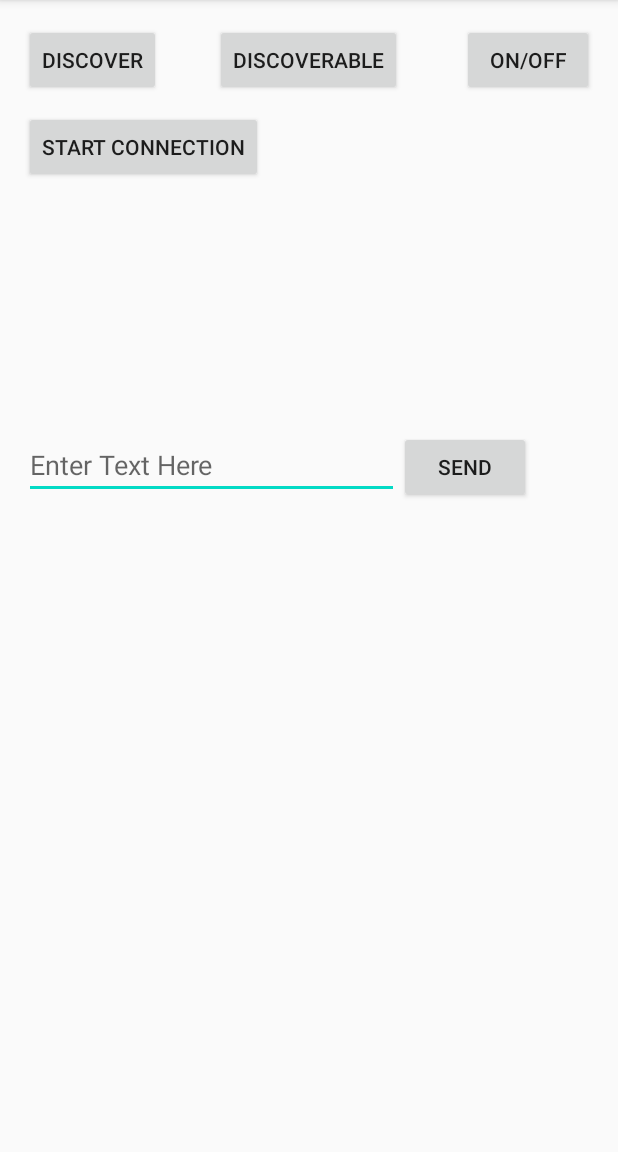
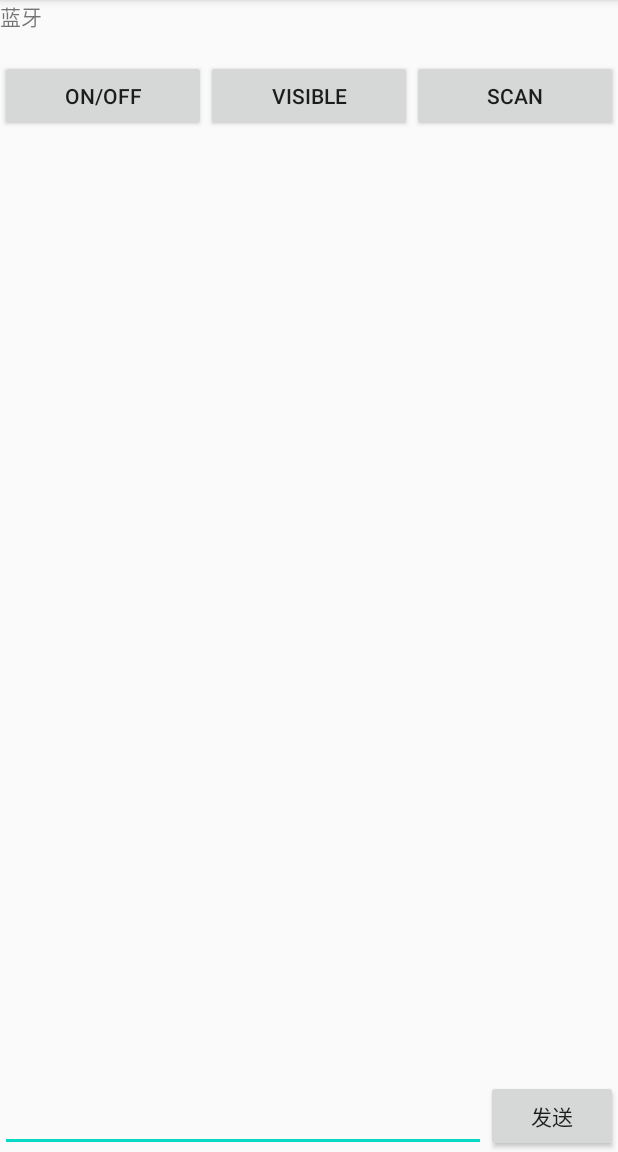
Before and after one commit to cephaswang/Bluetooth325, an Android app: the screen it shows after launch (p04main_activity before the commit, c00main_activity after it), on a phone screen of 412 x 824 dp, the part 84-1236 px from its top. Run offline under Robolectric (Android 15) with nearby library versions, the phone set to English and light mode, and no system bars.

Commit message:
update
update

```diff
--- a/app/src/main/AndroidManifest.xml
+++ b/app/src/main/AndroidManifest.xml
@@ -24,7 +24,7 @@
         android:supportsRtl="true"
         android:theme="@style/AppTheme">
 
-        <activity android:name=".p04main_activity">
+        <activity android:name=".c00main_activity">
             <intent-filter>
                 <action android:name="android.intent.action.MAIN" />
                 <category android:name="android.intent.category.LAUNCHER" />
--- a/app/src/main/java/com/example/bluetooth325/bluetooth/BluetoothChatService.java
+++ b/app/src/main/java/com/example/bluetooth325/bluetooth/BluetoothChatService.java
@@ -65,8 +65,8 @@ public class BluetoothChatService {
     private AcceptThread mInsecureAcceptThread;
     private ConnectThread mConnectThread;
     private ConnectedThread mConnectedThread;
-    private int mState;
-    private int mNewState;
+    private int mState;    // 目前狀態
+    private int mNewState; // 變更後的狀態
 
     // Constants that indicate the current connection state
     public static final int STATE_NONE = 0;       // we're doing nothing
--- /dev/null
+++ b/app/src/main/java/com/example/bluetooth325/c00main_activity.java
@@ -0,0 +1,554 @@
+package com.example.bluetooth325;
+
+
+/*
+
+Android Bluetooth 蓝牙基本操作
+https://www.jianshu.com/p/cbf11be82f3a
+
+Android6.0源码分析之蓝牙显示接收到的文件
+https://cloud.tencent.com/developer/article/1028790
+
+*/
+
+
+
+import android.Manifest;
+import android.bluetooth.BluetoothAdapter;
+import android.bluetooth.BluetoothDevice;
+import android.content.BroadcastReceiver;
+import android.content.Context;
+import android.content.Intent;
+import android.content.IntentFilter;
+import android.graphics.Color;
+import android.os.Build;
+import android.os.Bundle;
+import android.os.Handler;
+import android.os.Message;
+import android.util.Log;
+import android.view.KeyEvent;
+import android.view.View;
+import android.view.inputmethod.EditorInfo;
+import android.widget.AdapterView;
+import android.widget.Button;
+import android.widget.EditText;
+import android.widget.ListView;
+import android.widget.TextView;
+import android.widget.Toast;
+
+import androidx.annotation.RequiresApi;
+import androidx.appcompat.app.AppCompatActivity;
+
+import com.example.bluetooth325.bluetooth.BluetoothChatService;
+
+import java.text.SimpleDateFormat;
+import java.util.ArrayList;
+import java.util.Date;
+
+public class c00main_activity  extends AppCompatActivity implements AdapterView.OnItemClickListener {
+
+    // 调试信息
+    private static final String TAG = "c00main_activity";
+    private static final boolean bDebug = true;
+
+    // 本地蓝牙设备适配器
+    private BluetoothAdapter mBluetoothAdapter = null;
+
+    private Button button_on;
+    private Button button_visible;
+    private Button button_action_found;
+
+    // Layout 视图
+    private TextView mTitle;
+    private ListView mConversationView;
+    private EditText mOutEditText;
+    private Button mSendButton;
+
+
+    public ArrayList<BluetoothDevice> mBTDevices = new ArrayList<>();
+
+    public DeviceListAdapter mDeviceListAdapter;
+    private  BluetoothDevice mBTDevice = null;
+
+    ListView lvNewDevices;
+
+    // 从对方发来的消息类型.
+    public static final int MESSAGE_STATE_CHANGE = 1;
+    public static final int MESSAGE_READ = 2;
+    public static final int MESSAGE_WRITE = 3;
+    public static final int MESSAGE_DEVICE_NAME = 4;
+    public static final int MESSAGE_TOAST = 5;
+
+    // 从 BluetoothChatService接收到的设备名称
+    public static final String DEVICE_NAME = "device_name";
+    public static final String TOAST = "TOAST";
+
+
+    // Intent请求码
+    private static final int REQUEST_CONNECT_DEVICE = 1;
+    private static final int REQUEST_ENABLE_BT = 2;
+    private static final int PICK_PICTURE = 3;
+    // 选择图片的CODE
+
+    // 已连接的设备名称
+    private String mConnectedDeviceName = null;
+
+    // BluetoothChatService的对象
+    private BluetoothChatService mChatService = null;
+
+    // 输出信息的StringBuffer
+    private StringBuffer mOutStringBuffer;
+
+    @Override
+    protected void onCreate(Bundle savedInstanceState) {
+        super.onCreate(savedInstanceState);
+        setContentView(R.layout.activity_p00main);
+
+        button_on           = findViewById(R.id.button_on);
+        button_visible      = findViewById(R.id.button_visible);
+        button_action_found = findViewById(R.id.button_action_found);
+
+        // 设置自定义的标题栏
+        mTitle = (TextView) findViewById(R.id.title_left_text);
+        mTitle.setText("蓝牙");
+
+        // 获取默认的蓝牙适配器
+        mBluetoothAdapter = BluetoothAdapter.getDefaultAdapter();
+        // 如果适配器为Null，则提示不可用
+        if (mBluetoothAdapter == null) {
+            Toast.makeText(this, "蓝牙不可用.", Toast.LENGTH_LONG).show();
+            finish();
+            return;
+        }
+
+        lvNewDevices = (ListView) findViewById(R.id.lvNewDevices);
+        lvNewDevices.setOnItemClickListener(this);
+        mBTDevices = new ArrayList<>();
+
+        IntentFilter filter1 = new IntentFilter(BluetoothAdapter.ACTION_STATE_CHANGED);
+        registerReceiver(B01_statusReceiver, filter1);
+
+        IntentFilter filter2 = new IntentFilter(BluetoothAdapter.ACTION_SCAN_MODE_CHANGED);
+        registerReceiver(B02_scan_mode, filter2);
+
+        IntentFilter filter3 = new IntentFilter(BluetoothDevice.ACTION_FOUND);
+        registerReceiver(B03_action_scan, filter3);
+
+    }
+
+
+    /**
+     *
+     * @Method: sendMessage
+     * @Description: 通过蓝牙发送 文字消息
+     * @param message
+     * @return void  返回类型
+     * @throws
+     */
+    private void sendMessage(String message) {
+
+        // 判断蓝牙状态,没有连接则退出
+        if (mChatService.getState() != BluetoothChatService.STATE_CONNECTED) {
+            Toast.makeText(this, R.string.not_connected, Toast.LENGTH_SHORT).show();
+            return;
+        }
+
+        // 判断消息的长度
+        if (message.length() > 0) {
+
+            byte[] byteData = message.getBytes();	// 转换成字节流
+            mChatService.write( byteData );			// 发送消息
+
+            // 重置StringBuffer对象
+           // mOutStringBuffer.setLength(0);
+            mOutEditText.setText("");
+
+            addConversationMsg("我说: ", message, 1);// 添加到聊天列表
+        }
+
+        // 初始化输出信息的StringBuffer为空
+        // mOutStringBuffer = new StringBuffer("");
+    }
+
+    /**
+     *  功能： 将消息添加到气泡列表
+     *
+     */
+    private void addConversationMsg(String name, String content , int layoutId)
+    {
+        // 在这里获取系统时间
+        SimpleDateFormat formatter = new SimpleDateFormat("HH:mm:ss");
+        Date curDate = new Date(System.currentTimeMillis());		//获取当前时间
+        String date = formatter.format(curDate);
+        Log.d(TAG, "时间 : " + date);
+
+        Log.d(TAG, "content : " + content);
+
+        // 我自己发出去的消息
+        if ( layoutId == 1)
+        {
+            // 添加对话
+           // mMsgEntity = new DetailEntity(name, date,content, R.layout.list_say_me_item);
+
+        }
+        else
+        {
+           // mMsgEntity = new DetailEntity(name, date, content, R.layout.list_say_he_item);
+        }
+
+        //conversationList.add( mMsgEntity );
+       // mConversationView.setAdapter(new DetailAdapter(BluetoothChat.this, conversationList));
+
+    }
+
+
+    /**
+     * 功能： activity Onstart
+     *
+     */
+    @Override
+    public void onStart() {
+        super.onStart();
+        if(bDebug) Log.e(TAG, "++ ON START ++");
+
+        // 如果蓝牙没有启动,则设置蓝牙
+        if (!mBluetoothAdapter.isEnabled()) {
+            Intent enableIntent = new Intent(BluetoothAdapter.ACTION_REQUEST_ENABLE);
+            startActivityForResult(enableIntent, REQUEST_ENABLE_BT);
+
+        } else {
+            if (mChatService == null)
+                setupChat();
+        }
+    }
+
+    /**
+     * 功能： 初始化蓝牙设备
+     *
+     */
+    private void setupChat() {
+        Log.d(TAG, "setupChat()");
+
+        // 初始化消息编辑器,并且设置监听器
+        mOutEditText = (EditText) findViewById(R.id.edit_text_out);
+        mOutEditText.setOnEditorActionListener(mWriteListener);
+
+        // 初始化发送按钮
+        mSendButton = (Button) findViewById(R.id.button_send);
+        mSendButton.setOnClickListener(new View.OnClickListener() {
+            @Override
+            public void onClick(View v) {
+                // 发送消息给对方
+                TextView view = (TextView) findViewById(R.id.edit_text_out);
+                String message = view.getText().toString();
+                sendMessage(message);
+            }
+        });
+
+        // 初始化BluetoothChatService对象来执行蓝牙连接
+        mChatService = new BluetoothChatService(this, mHandler);
+    }
+
+    /**
+     *  功能: 消息编辑器的监听,可按回车发送.
+     *
+     */
+    private TextView.OnEditorActionListener mWriteListener =
+            new TextView.OnEditorActionListener() {
+                @Override
+                public boolean onEditorAction(TextView view, int actionId, KeyEvent event) {
+                    // 按回车时发送消息
+                    if (actionId == EditorInfo.IME_NULL && event.getAction() == KeyEvent.ACTION_UP) {
+                        String message = view.getText().toString();
+                        sendMessage(message);			// 发送消息
+                    }
+                    if(bDebug) Log.i(TAG, "END onEditorAction");
+                    return true;
+                }
+            };
+
+
+    /**
+     * 功能：页面销毁,停止蓝牙服务线程
+     *
+     */
+    @Override
+    public void onDestroy() {
+        super.onDestroy();
+        // Stop the Bluetooth chat services
+        if (mChatService != null)
+            mChatService.stop();
+        if(bDebug)
+            Log.e(TAG, "--- ON DESTROY ---");
+    }
+
+    /**
+     * 功能： onResume
+     *
+     */
+    @Override
+    public synchronized void onResume() {
+        super.onResume();
+        if(bDebug) Log.e(TAG, "+ ON RESUME +");
+
+        // 如果BluetoothChatService对象不为空,则获取BluetoothChatService对象的状态
+        if (mChatService != null) {
+            if (mChatService.getState() == BluetoothChatService.STATE_NONE) {
+
+                // 启动BluetoothChatService对象服务
+                mChatService.start();
+            }
+        }
+    }
+
+
+    // https://mcl-123.github.io/2019/03/16/%E8%93%9D%E7%89%99%E5%9F%BA%E6%9C%AC%E5%8A%9F%E8%83%BD%E5%AE%9E%E7%8E%B0/
+    // 蓝牙状态广播接收者
+    private final BroadcastReceiver B01_statusReceiver = new BroadcastReceiver() {
+        public void onReceive(Context context, Intent intent) {
+            String action = intent.getAction();
+            int status = intent.getIntExtra(BluetoothAdapter.EXTRA_STATE, -1);
+            if (BluetoothAdapter.ACTION_STATE_CHANGED.equals(action)) {
+                switch (status) {
+                    case BluetoothAdapter.STATE_OFF:
+                        Log.e(TAG, "蓝牙已关闭");
+                        button_on.setBackgroundColor(Color.GRAY);
+                        break;
+                    case BluetoothAdapter.STATE_ON:
+                        Log.e(TAG, "蓝牙已打开");
+                        button_on.setBackgroundColor(Color.GREEN);
+                        // startDiscovery();
+                        break;
+                    case BluetoothAdapter.STATE_TURNING_OFF:
+                        Log.e(TAG, "蓝牙关闭中...");
+                        break;
+                    case BluetoothAdapter.STATE_TURNING_ON:
+                        Log.e(TAG, "蓝牙打开中...");
+                        break;
+                    default:
+                        break;
+                }
+            }
+        }
+    };
+
+    // 以可以调用cancelDiscovery()方法来停止搜索
+    // 蓝牙状态广播接收者
+    private final BroadcastReceiver B02_scan_mode = new BroadcastReceiver() {
+        public void onReceive(Context context, Intent intent) {
+            String action = intent.getAction();
+
+            if (BluetoothAdapter.ACTION_SCAN_MODE_CHANGED.equals(action)) {
+                int scanMode = intent.getIntExtra(BluetoothAdapter.EXTRA_SCAN_MODE, 0);
+                if (scanMode == BluetoothAdapter.SCAN_MODE_CONNECTABLE_DISCOVERABLE) {
+                    Log.e(TAG, "设备可见监听");
+                    button_visible.setBackgroundColor(Color.GREEN);
+                } else {
+                    Log.e(TAG, "设备不可见监听");
+                    button_visible.setBackgroundColor(Color.GRAY);
+                }
+            }
+        }
+    };
+
+    /**
+     * Broadcast Receiver for listing devices that are not yet paired
+     * -Executed by btnDiscover() method.
+     */
+    private BroadcastReceiver B03_action_scan = new BroadcastReceiver() {
+        @Override
+        public void onReceive(Context context, Intent intent) {
+            final String action = intent.getAction();
+            Log.d(TAG, "onReceive: ACTION FOUND.");
+
+            // mBTDevices = new ArrayList<>();
+
+            if (action.equals(BluetoothDevice.ACTION_FOUND)){
+                BluetoothDevice device = intent.getParcelableExtra (BluetoothDevice.EXTRA_DEVICE);
+
+                lvNewDevices.setVisibility(View.VISIBLE);
+
+                mBTDevices.add(device);
+                Log.d(TAG, "onReceive: " + device.getName() + ": " + device.getAddress());
+                mDeviceListAdapter = new DeviceListAdapter(context, R.layout.device_adapter_view, mBTDevices);
+                lvNewDevices.setAdapter(mDeviceListAdapter);
+            }
+        }
+    };
+
+
+    public void btn_On_Bluetooth(View view) {
+        // 如果蓝牙没有启动,则设置蓝牙
+        if (!mBluetoothAdapter.isEnabled()) {
+            Log.d(TAG, "enableDisableBT: enabling BT.");
+            Intent enableBTIntent = new Intent(BluetoothAdapter.ACTION_REQUEST_ENABLE);
+            startActivity(enableBTIntent);
+
+        } else {
+            mBluetoothAdapter.disable();
+        }
+    }
+
+    public void btn_On_Visibility(View view) {
+        Intent discoverableIntent = new Intent(BluetoothAdapter.ACTION_REQUEST_DISCOVERABLE);
+        discoverableIntent.putExtra(BluetoothAdapter.EXTRA_DISCOVERABLE_DURATION, 300);
+        startActivity(discoverableIntent);
+    }
+
+    @RequiresApi(api = Build.VERSION_CODES.M)
+    public void btn_On_scan(View view) {
+
+        lvNewDevices.setVisibility(View.INVISIBLE);
+
+        mBTDevices = new ArrayList<>();
+
+        Log.d(TAG, "btnDiscover: Looking for unpaired devices.");
+
+        if(mBluetoothAdapter.isDiscovering()){
+            mBluetoothAdapter.cancelDiscovery();
+            Log.d(TAG, "btnDiscover: Canceling discovery.");
+        }
+
+        //check BT permissions in manifest
+        checkBTPermissions();
+
+        mBluetoothAdapter.startDiscovery();
+    }
+
+    /**
+     *  功能： 利用多线程进行蓝牙操作，从BluetoothChatService中返回蓝牙信息
+     *
+     */
+    private final Handler mHandler = new Handler() {
+        @Override
+        public void handleMessage(Message msg) {
+            switch (msg.what) {
+
+                case MESSAGE_STATE_CHANGE:								// 蓝牙状态改变
+                    if(bDebug)
+                        Log.i(TAG, "MESSAGE_STATE_CHANGE: " + msg.arg1);
+
+                    switch (msg.arg1) {
+
+                        case BluetoothChatService.STATE_CONNECTED:		// 蓝牙已经连接
+                            mTitle.setText(R.string.title_connected_to);
+                            mTitle.append(mConnectedDeviceName);
+
+                            Log.d(TAG, "蓝牙已经连接");
+                            //mConversationAdapter.clear();				// 先清空原来的消息列表
+                          //  initConversationList();						// 蓝牙连接后初始化信息列表等
+
+                            break;
+
+                        case BluetoothChatService.STATE_CONNECTING:		// 蓝牙正在连接
+                            mTitle.setText(R.string.title_connecting);
+                            break;
+
+                        case BluetoothChatService.STATE_LISTEN:			// 蓝牙正在监听
+                        case BluetoothChatService.STATE_NONE:
+                            mTitle.setText(R.string.title_not_connected);
+                            break;
+                    }
+                    break;
+
+                case MESSAGE_WRITE:										// 蓝牙的写操作,即传送字节流,发送消息
+                    byte[] writeBuf = (byte[]) msg.obj;
+                    String writeMessage = new String (writeBuf );
+
+                    break;
+
+                case MESSAGE_READ:										// 蓝牙的读操作,即接收信息
+                    byte[] readBuf = (byte[]) msg.obj;					// 从Handler提交来的消息中读取消息.转换成字节流
+
+
+                    // 从buffer里构造一个字符串
+                    String readMessage = new String(readBuf, 0, msg.arg1);
+                    addConversationMsg(mConnectedDeviceName + " 说 : ", readMessage, 2);
+
+                    //mConversationArrayAdapter.add(mConnectedDeviceName + ":  " + readMessage);
+                    break;
+
+                case MESSAGE_DEVICE_NAME:
+
+                    // 保存已经连接的设备名
+                    mConnectedDeviceName = msg.getData().getString(DEVICE_NAME);
+                    Toast.makeText(getApplicationContext(), "已连接到 "
+                            + mConnectedDeviceName + "!", Toast.LENGTH_SHORT).show();
+
+                    break;
+
+                case MESSAGE_TOAST:
+                    Toast.makeText(getApplicationContext(), msg.getData().getString(TOAST),
+                            Toast.LENGTH_SHORT).show();
+                    break;
+            }
+        }
+    };
+
+
+    /**
+     * This method is required for all devices running API23+
+     * Android must programmatically check the permissions for bluetooth. Putting the proper permissions
+     * in the manifest is not enough.
+     *
+     * NOTE: This will only execute on versions > LOLLIPOP because it is not needed otherwise.
+     */
+    @RequiresApi(api = Build.VERSION_CODES.M)
+    private void checkBTPermissions() {
+        if(Build.VERSION.SDK_INT > Build.VERSION_CODES.LOLLIPOP){
+
+            int permissionCheck  = this.checkSelfPermission("Manifest.permission.ACCESS_FINE_LOCATION");
+            permissionCheck     += this.checkSelfPermission("Manifest.permission.ACCESS_COARSE_LOCATION");
+
+            if (permissionCheck != 0) {
+                this.requestPermissions(
+                        new String[]{
+                                Manifest.permission.ACCESS_FINE_LOCATION,
+                                Manifest.permission.ACCESS_COARSE_LOCATION
+                        }, 1001); //Any number
+            }
+
+        }else{
+            Log.d(TAG, "checkBTPermissions: No need to check permissions. SDK version < LOLLIPOP.");
+        }
+    }
+
+
+    @Override
+    public void onItemClick(AdapterView<?> parent, View view, int position, long id) {
+
+        //first cancel discovery because its very memory intensive.
+        mBluetoothAdapter.cancelDiscovery();
+
+        Log.d(TAG, "onItemClick: You Clicked on a device.");
+        String deviceName    = mBTDevices.get(position).getName();
+        String deviceAddress = mBTDevices.get(position).getAddress();
+
+
+
+        Log.d(TAG, "onItemClick: deviceName = " + deviceName);
+        Log.d(TAG, "onItemClick: deviceAddress = " + deviceAddress);
+
+        // 只有選取，沒有連線。
+        // create the bond.
+        // NOTE: Requires API 17+? I think this is JellyBean
+        if(Build.VERSION.SDK_INT > Build.VERSION_CODES.JELLY_BEAN_MR2) {
+            Log.d(TAG, "Trying to pair with " + deviceName);
+            mBTDevices.get(position).createBond();
+        }
+
+
+        mBTDevice = mBTDevices.get(position);
+
+        // 選定要連線的裝置，接續，
+        // 02 啟動連線服務
+        mChatService = new BluetoothChatService(this , mHandler);
+
+        // 获取远程蓝牙设备的地址
+        BluetoothDevice device = mBluetoothAdapter.getRemoteDevice(deviceAddress);
+        // 连接远程蓝牙设备
+        mChatService.connect(device , true);
+
+    }
+
+}
--- /dev/null
+++ b/app/src/main/res/layout/activity_p00main.xml
@@ -0,0 +1,81 @@
+<?xml version="1.0" encoding="utf-8"?>
+<LinearLayout
+    xmlns:android="http://schemas.android.com/apk/res/android"
+    android:layout_width="match_parent"
+    android:orientation="vertical"
+    android:layout_height="match_parent">
+
+    <TextView
+        android:id="@+id/title_left_text"
+        android:layout_width="match_parent"
+        android:layout_height="40dp"
+        android:text="TextView" />
+
+    <LinearLayout
+        android:layout_width="match_parent"
+        android:layout_height="wrap_content"
+        android:orientation="horizontal">
+
+        <Button
+            android:id="@+id/button_on"
+            android:layout_width="wrap_content"
+            android:layout_height="wrap_content"
+            android:layout_weight="1"
+            android:onClick="btn_On_Bluetooth"
+            android:text="ON/OFF" />
+
+        <Button
+            android:id="@+id/button_visible"
+            android:layout_width="wrap_content"
+            android:layout_height="wrap_content"
+            android:layout_weight="1"
+            android:visibility="visible"
+            android:onClick="btn_On_Visibility"
+            android:text="visible" />
+
+        <Button
+            android:id="@+id/button_action_found"
+            android:layout_width="wrap_content"
+            android:layout_height="wrap_content"
+            android:layout_weight="1"
+            android:onClick="btn_On_scan"
+            android:text="SCAN" />
+
+    </LinearLayout>
+
+    <ListView
+        android:layout_marginTop="15dp"
+        android:layout_width="match_parent"
+        android:layout_height="150dp"
+        android:id="@+id/lvNewDevices"/>
+
+    <ListView android:id="@+id/conversationList"
+        android:layout_width="match_parent"
+        android:layout_height="0dp"
+        android:stackFromBottom="true"
+        android:transcriptMode="alwaysScroll"
+        android:layout_weight="1"
+        />
+
+    <LinearLayout
+        android:orientation="horizontal"
+        android:layout_width="match_parent"
+        android:layout_height="wrap_content"
+        >
+        <EditText android:id="@+id/edit_text_out"
+            android:layout_width="0dp"
+            android:layout_height="wrap_content"
+            android:inputType="textPhonetic"
+            android:layout_gravity="bottom"
+            android:layout_weight="1"
+            />
+        <Button android:id="@+id/button_send"
+            android:layout_width="wrap_content"
+            android:layout_height="wrap_content"
+            android:text="@string/send"
+            />
+    </LinearLayout>
+
+
+
+</LinearLayout>
--- a/app/src/main/res/values/strings.xml
+++ b/app/src/main/res/values/strings.xml
@@ -1,3 +1,24 @@
 <resources>
     <string name="app_name">Bluetooth325</string>
+
+    <!-- BluetoothChat -->
+    <string name="send">发送</string>
+    <string name="not_connected">你还没有连接蓝牙设备.</string>
+    <string name="bt_not_enabled_leaving">蓝牙设备没有开启.</string>
+    <string name="title_connecting">正在连接</string>
+    <string name="title_connected_to">连接了: </string>
+    <string name="title_not_connected">没有连接.</string>
+    <string name="alert_dialog_from">起点:</string>
+    <string name="alert_dialog_text_entry">路线查找</string>
+    <string name="alert_dialog_to">终点:</string>
+
+    <!-- DeviceListActivity -->
+    <string name="scanning">扫描设备中</string>
+    <string name="select_device">选择一个蓝牙设备进行连接.</string>
+    <string name="none_paired">没有配对的设备.</string>
+    <string name="none_found">没有发现设备.</string>
+    <string name="title_paired_devices">配对的设备.</string>
+    <string name="title_other_devices">其他可用设备.</string>
+    <string name="button_scan">扫描</string>
+
 </resources>
```
